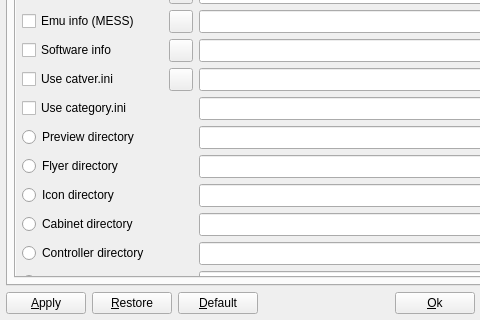
Above: options.ui from qmc2/qmc2-mame-fe before the change; both pictures show x 0 to 480 and y 321 to 641 of the 567 by 641 pixel window. Below: the same form after it.
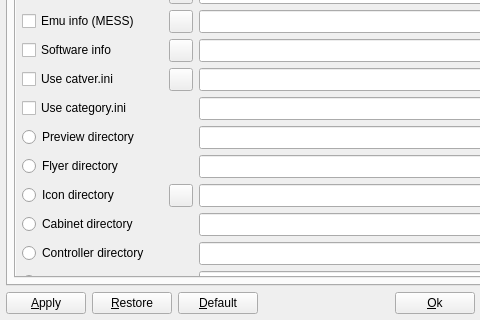
That is the form after the change. The open tabs and pages were chosen to show the change. Icons and pictures are not drawn.

Commit message: wip: adding an 'icon cache database' storing imported decompressed icon data already mapped to machine IDs (the final goal is to speed up loading of icons - let's see :))

Patch:
```diff
--- a/options.ui
+++ b/options.ui
@@ -1683,22 +1683,6 @@
                    </property>
                   </widget>
                  </item>
-                 <item row="15" column="0" colspan="2">
-                  <widget class="QRadioButton" name="radioButtonIconSelect">
-                   <property name="toolTip">
-                    <string>Switch between specifying an icon directory or a compressed icon file</string>
-                   </property>
-                   <property name="text">
-                    <string>Icon directory</string>
-                   </property>
-                   <property name="checkable">
-                    <bool>false</bool>
-                   </property>
-                   <property name="autoExclusive">
-                    <bool>false</bool>
-                   </property>
-                  </widget>
-                 </item>
                  <item row="24" column="2">
                   <widget class="QLineEdit" name="lineEditSystemNotesTemplate">
                    <property name="sizePolicy">
@@ -3056,6 +3040,39 @@
                    </property>
                   </widget>
                  </item>
+                 <item row="15" column="0">
+                  <widget class="QRadioButton" name="radioButtonIconSelect">
+                   <property name="toolTip">
+                    <string>Switch between specifying an icon directory or a compressed icon file</string>
+                   </property>
+                   <property name="text">
+                    <string>Icon directory</string>
+                   </property>
+                   <property name="checkable">
+                    <bool>false</bool>
+                   </property>
+                   <property name="autoExclusive">
+                    <bool>false</bool>
+                   </property>
+                  </widget>
+                 </item>
+                 <item row="15" column="1">
+                  <widget class="QToolButton" name="toolButtonSetupIconDatabase">
+                   <property name="sizePolicy">
+                    <sizepolicy hsizetype="Fixed" vsizetype="Minimum">
+                     <horstretch>0</horstretch>
+                     <verstretch>0</verstretch>
+                    </sizepolicy>
+                   </property>
+                   <property name="toolTip">
+                    <string>Setup the icon cache database</string>
+                   </property>
+                   <property name="icon">
+                    <iconset resource="qmc2.qrc">
+                     <normaloff>:/data/img/setup_database.png</normaloff>:/data/img/setup_database.png</iconset>
+                   </property>
+                  </widget>
+                 </item>
                 </layout>
                </item>
               </layout>
```
Left out of the diff: 109 changed lines with no effect on the pictures. The commit also changes 25 other files.
